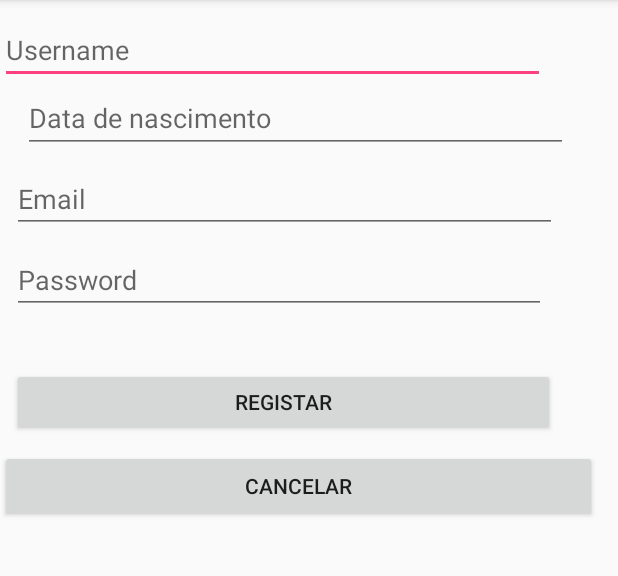
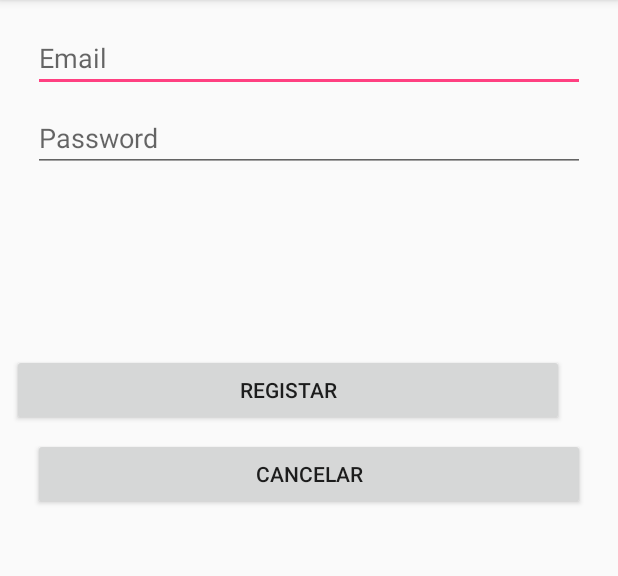
Before and after one commit to pmfrs/BatalhaNaval, an Android app: the RegisterActivity screen opened directly, with no data from a screen before it, on a phone screen of 412 x 824 dp, the part 84-660 px from its top. Run offline under Robolectric (Android 15) with nearby library versions, the phone set to English and light mode, and no system bars; our stand-ins replace Firebase (no records; nobody signed in at launch, a user with empty details on screens opened directly).

Commit message:
Update on login and register GUI.

```diff
--- a/app/src/main/res/layout/activity_register.xml
+++ b/app/src/main/res/layout/activity_register.xml
@@ -6,76 +6,58 @@
     android:layout_height="match_parent"
     tools:context="pt.iscte.batalhanaval.RegisterActivity">
 
-    <EditText
-        android:id="@+id/rgUsernameTxt"
-        android:layout_width="363dp"
-        android:layout_height="40dp"
-        android:ems="10"
-        android:hint="Username"
-        android:inputType="textPersonName"
-        app:layout_constraintTop_toTopOf="parent"
-        android:layout_marginTop="16dp"
-        tools:layout_editor_absoluteX="8dp" />
-
-    <EditText
-        android:id="@+id/rgDataNascTxt"
-        android:layout_width="363dp"
-        android:layout_height="46dp"
-        android:ems="10"
-        android:hint="Data de nascimento"
-        android:inputType="date"
-        android:layout_marginTop="0dp"
-        app:layout_constraintTop_toBottomOf="@+id/rgUsernameTxt"
-        android:layout_marginRight="8dp"
-        app:layout_constraintRight_toRightOf="parent"
-        android:layout_marginLeft="8dp"
-        app:layout_constraintLeft_toLeftOf="parent"
-        app:layout_constraintHorizontal_bias="0.222"
-        tools:layout_editor_absoluteY="51dp" />
 
     <EditText
         android:id="@+id/rgEmailTxt"
-        android:layout_width="363dp"
-        android:layout_height="41dp"
-        android:layout_marginLeft="8dp"
-        android:layout_marginTop="12dp"
+        android:layout_width="368dp"
+        android:layout_height="wrap_content"
         android:ems="10"
         android:hint="Email"
         android:inputType="textEmailAddress"
+        app:layout_constraintTop_toTopOf="parent"
+        android:layout_marginTop="16dp"
+        android:layout_marginLeft="8dp"
         app:layout_constraintLeft_toLeftOf="parent"
-        app:layout_constraintTop_toBottomOf="@+id/rgDataNascTxt" />
+        android:layout_marginRight="8dp"
+        app:layout_constraintRight_toRightOf="parent" />
 
     <EditText
         android:id="@+id/rgPassTxt"
-        android:layout_width="356dp"
-        android:layout_height="42dp"
+        android:layout_width="368dp"
+        android:layout_height="wrap_content"
         android:ems="10"
         android:hint="Password"
         android:inputType="textPassword"
-        android:layout_marginTop="12dp"
-        app:layout_constraintTop_toBottomOf="@+id/rgEmailTxt"
+        android:layout_marginLeft="8dp"
+        app:layout_constraintLeft_toLeftOf="parent"
+        android:layout_marginRight="8dp"
+        app:layout_constraintRight_toRightOf="parent"
+        android:layout_marginTop="8dp"
+        app:layout_constraintTop_toBottomOf="@+id/rgEmailTxt" />
+
+    <Button
+        android:id="@+id/rgCancelarBtn"
+        android:layout_width="368dp"
+        android:layout_height="wrap_content"
+        android:text="Cancelar"
+        android:layout_marginTop="8dp"
+        app:layout_constraintTop_toBottomOf="@+id/rgRegistarBtn"
+        android:layout_marginRight="8dp"
+        app:layout_constraintRight_toRightOf="parent"
         android:layout_marginLeft="8dp"
         app:layout_constraintLeft_toLeftOf="parent" />
 
     <Button
-        android:id="@+id/rgCancelarBtn"
-        android:layout_width="398dp"
+        android:id="@+id/rgRegistarBtn"
+        android:layout_width="368dp"
         android:layout_height="wrap_content"
-        android:layout_marginTop="9dp"
-        android:text="Cancelar"
-        app:layout_constraintTop_toBottomOf="@+id/rgRegistarBtn"
-        tools:layout_editor_absoluteX="-21dp" />
-
-    <Button
-        android:id="@+id/rgRegistarBtn"
-        android:layout_width="362dp"
-        android:layout_height="45dp"
         android:text="Registar"
-        android:layout_marginTop="36dp"
+        android:layout_marginTop="121dp"
         app:layout_constraintTop_toBottomOf="@+id/rgPassTxt"
         android:layout_marginLeft="8dp"
         app:layout_constraintLeft_toLeftOf="parent"
-        tools:layout_editor_absoluteY="246dp"
-        tools:layout_editor_absoluteX="35dp" />
+        android:layout_marginRight="8dp"
+        app:layout_constraintRight_toRightOf="parent"
+        app:layout_constraintHorizontal_bias="0.0" />
 
 </android.support.constraint.ConstraintLayout>
```
Also changed, not shown: app/src/main/java/pt/iscte/batalhanaval/LoginActivity.java (+0 -9 lines), app/src/main/res/layout/activity_login.xml (+24 -34 lines).
